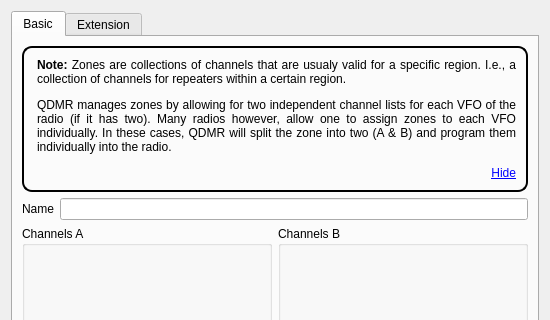
hmatuschek/qdmr, file src/zonedialog.ui: the form before one commit; both pictures show x 0 to 550 and y 0 to 320 of the 550 by 475 pixel window.
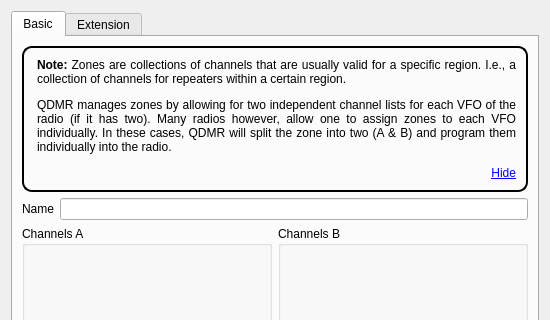
The form after the commit. Custom widgets are drawn as their Qt base class.

The edit to the form file:
```diff
--- a/src/zonedialog.ui
+++ b/src/zonedialog.ui
@@ -30,7 +30,7 @@
           <string notr="true">padding:10px;border: 2px solid black; border-radius: 10px;</string>
          </property>
          <property name="text">
-          <string>&lt;html&gt;&lt;head/&gt;&lt;body&gt;&lt;p align=&quot;justify&quot;&gt;&lt;span style=&quot; font-weight:600;&quot;&gt;Note:&lt;/span&gt; Zones are collections of channels that are usualy valid for a specific region. I.e., a collection of channels for repeaters within a certain region. &lt;/p&gt;&lt;p align=&quot;justify&quot;&gt;QDMR manages zones by allowing for two independent channel lists for each VFO of the radio (if it has two). Many radios however, allow one to assign zones to each VFO individually. In these cases, QDMR will split the zone into two (A &amp;amp; B) and program them individually into the radio.&lt;/p&gt;&lt;p align=&quot;right&quot;&gt;&lt;a href=&quot;#hide&quot;&gt;&lt;span style=&quot; text-decoration: underline; color:#0000ff;&quot;&gt;Hide&lt;/span&gt;&lt;/a&gt;&lt;/p&gt;&lt;/body&gt;&lt;/html&gt;</string>
+          <string>&lt;html&gt;&lt;head/&gt;&lt;body&gt;&lt;p align=&quot;justify&quot;&gt;&lt;span style=&quot; font-weight:600;&quot;&gt;Note:&lt;/span&gt; Zones are collections of channels that are usually valid for a specific region. I.e., a collection of channels for repeaters within a certain region. &lt;/p&gt;&lt;p align=&quot;justify&quot;&gt;QDMR manages zones by allowing for two independent channel lists for each VFO of the radio (if it has two). Many radios however, allow one to assign zones to each VFO individually. In these cases, QDMR will split the zone into two (A &amp;amp; B) and program them individually into the radio.&lt;/p&gt;&lt;p align=&quot;right&quot;&gt;&lt;a href=&quot;#hide&quot;&gt;&lt;span style=&quot; text-decoration: underline; color:#0000ff;&quot;&gt;Hide&lt;/span&gt;&lt;/a&gt;&lt;/p&gt;&lt;/body&gt;&lt;/html&gt;</string>
          </property>
          <property name="textFormat">
           <enum>Qt::RichText</enum>
```
